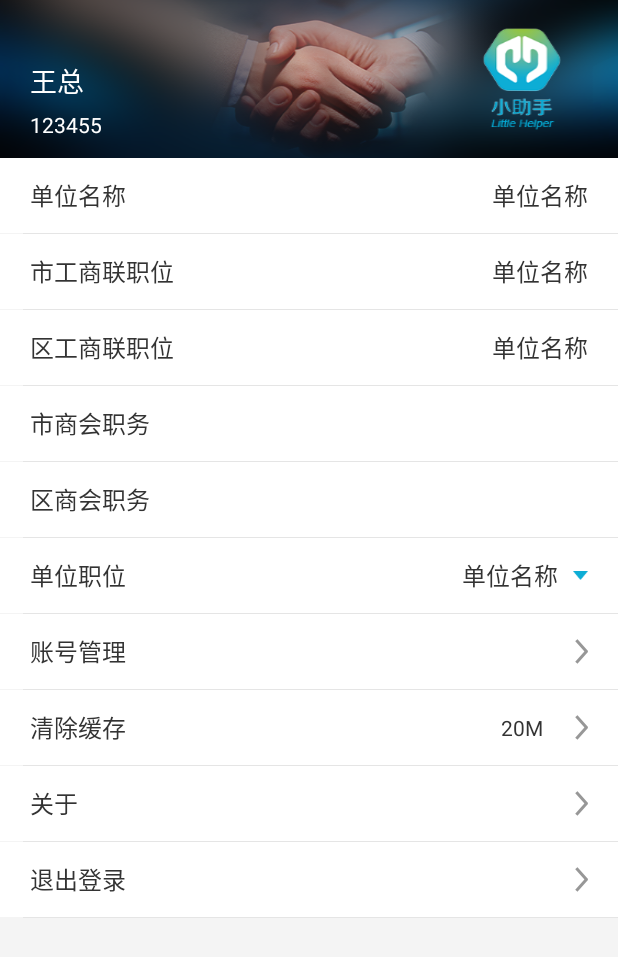
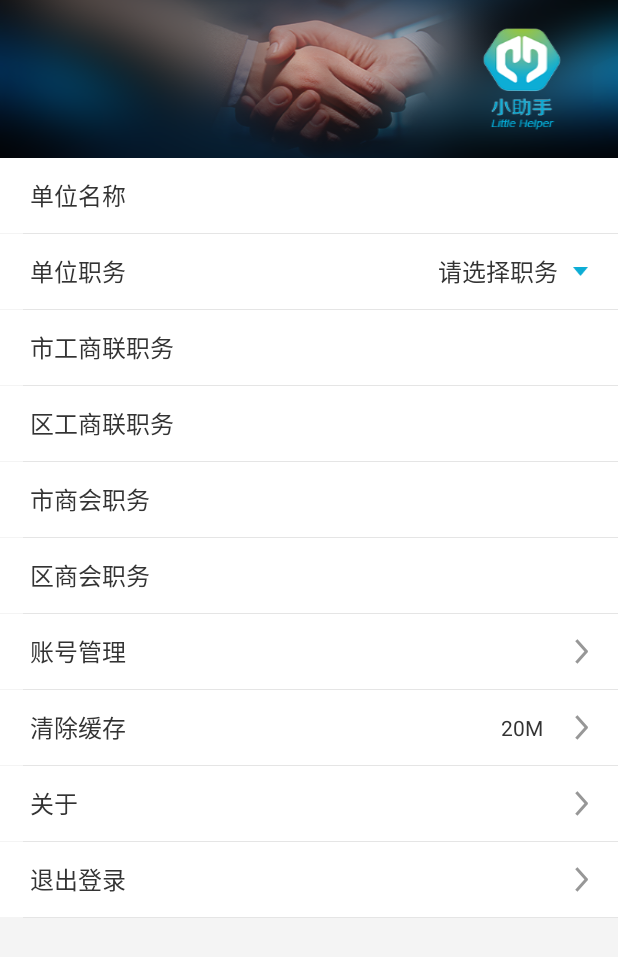
Before and after one commit to Business-master/Business-master, an Android app: the layout layout_mine.xml on its own in the app's theme, with its tools: preview values and no code run, on a phone screen of 412 x 824 dp. Shown: the top 957 px of the screen. Run offline under Robolectric (Android 15) with nearby library versions, the phone set to English and light mode, and no system bars.

Commit message:
修改我的 布局

```diff
--- a/app/src/main/res/layout/layout_mine.xml
+++ b/app/src/main/res/layout/layout_mine.xml
@@ -22,7 +22,7 @@
                 android:layout_height="wrap_content"
                 android:layout_marginLeft="20dp"
                 android:layout_marginTop="12dp"
-                android:text="王总"
+                android:text=""
                 android:textColor="@color/white"
                 android:textSize="18sp" />
 
@@ -33,7 +33,7 @@
                 android:layout_alignLeft="@+id/tv_use_name"
                 android:layout_below="@+id/tv_use_name"
                 android:layout_marginTop="6dp"
-                android:text="123455"
+                android:text=""
                 android:textColor="@color/white"
                 android:textSize="14sp" />
         </RelativeLayout>
@@ -58,7 +58,7 @@
                 android:ellipsize="end"
                 android:gravity="right|center_vertical"
                 android:maxLines="1"
-                android:text="单位名称" />
+                android:text="" />
         </LinearLayout>
 
         <View
@@ -78,7 +78,40 @@
                 style="@style/mine_text"
                 android:layout_width="wrap_content"
                 android:drawableRight="@null"
-                android:text="市工商联职位" />
+                android:text="单位职务" />
+
+            <TextView
+                android:clickable="true"
+                android:id="@+id/tv_position"
+                style="@style/mine_text"
+                android:layout_width="0dp"
+                android:layout_weight="1"
+                android:ellipsize="end"
+                android:drawableRight="@drawable/apply_xiabiao"
+                android:gravity="right|center_vertical"
+                android:maxLines="1"
+                android:text="请选择职务" />
+        </LinearLayout>
+
+
+        <View
+            android:layout_width="match_parent"
+            android:layout_height="0.5dp"
+            android:layout_marginLeft="15dp"
+            android:background="@mipmap/list_view_divider" />
+
+        <LinearLayout
+            android:layout_width="match_parent"
+            android:layout_height="50dp"
+            android:background="@color/white"
+            android:gravity="center_vertical"
+            android:orientation="horizontal">
+
+            <TextView
+                style="@style/mine_text"
+                android:layout_width="wrap_content"
+                android:drawableRight="@null"
+                android:text="市工商联职务" />
 
             <TextView
                 android:id="@+id/tv_sgslPosition"
@@ -87,7 +120,7 @@
                 android:ellipsize="end"
                 android:gravity="right|center_vertical"
                 android:maxLines="1"
-                android:text="单位名称" />
+                android:text="" />
         </LinearLayout>
 
         <View
@@ -107,7 +140,7 @@
                 style="@style/mine_text"
                 android:layout_width="wrap_content"
                 android:drawableRight="@null"
-                android:text="区工商联职位" />
+                android:text="区工商联职务" />
 
             <TextView
                 android:id="@+id/tv_qgslPosition"
@@ -116,7 +149,7 @@
                 android:ellipsize="end"
                 android:gravity="right|center_vertical"
                 android:maxLines="1"
-                android:text="单位名称" />
+                android:text="" />
         </LinearLayout>
 
 
@@ -184,31 +217,7 @@
             android:layout_marginLeft="15dp"
             android:background="@mipmap/list_view_divider" />
 
-        <LinearLayout
-            android:layout_width="match_parent"
-            android:layout_height="50dp"
-            android:background="@color/white"
-            android:gravity="center_vertical"
-            android:orientation="horizontal">
 
-            <TextView
-                style="@style/mine_text"
-                android:layout_width="wrap_content"
-                android:drawableRight="@null"
-                android:text="单位职位" />
-
-            <TextView
-                android:clickable="true"
-                android:id="@+id/tv_position"
-                style="@style/mine_text"
-                android:layout_width="0dp"
-                android:layout_weight="1"
-                android:ellipsize="end"
-                android:drawableRight="@drawable/apply_xiabiao"
-                android:gravity="right|center_vertical"
-                android:maxLines="1"
-                android:text="单位名称" />
-        </LinearLayout>
 
         <TextView
             android:visibility="gone"
@@ -218,11 +227,7 @@
             android:layout_marginTop="10dp"
             android:text="通讯录" />
 
-        <View
-            android:layout_width="match_parent"
-            android:layout_height="0.5dp"
-            android:layout_marginLeft="15dp"
-            android:background="@mipmap/list_view_divider" />
+
 
         <TextView
             android:id="@+id/tv_account_manager"
```
